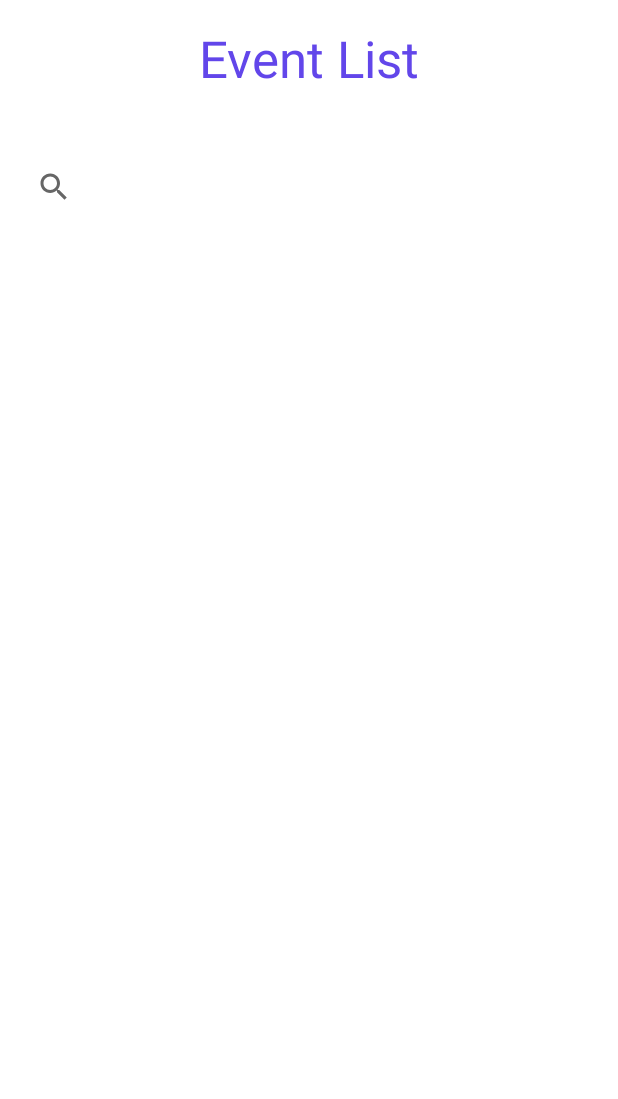
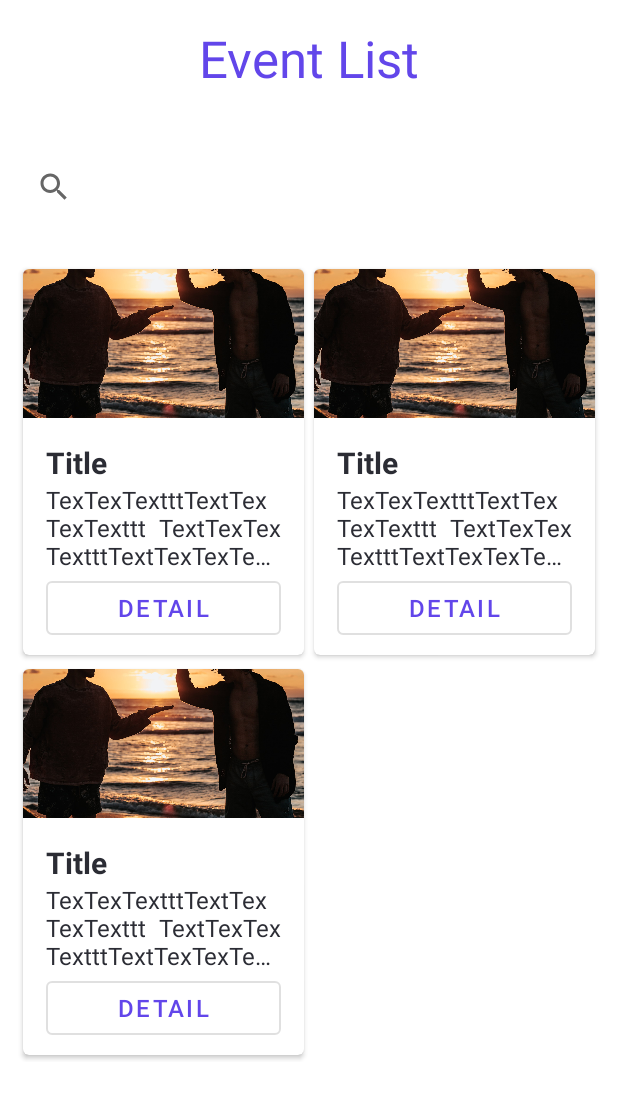
Before and after one commit to cenfo-418-teapot/Palfinder, an Android app: the layout fragment_event_list.xml on its own in the app's theme, with its tools: preview values and no code run, on a phone screen of 412 x 824 dp. Shown: the top 1099 px of the screen. Run offline under Robolectric (Android 15) with nearby library versions, the phone set to English and light mode, and no system bars; Roboto replaces fonts that are not available here.

Commit message:
Lista de eventos
Se crea recycler view para listar eventos

```diff
--- a/app/src/main/java/com/example/palfinder/views/HomeActivity.kt
+++ b/app/src/main/java/com/example/palfinder/views/HomeActivity.kt
@@ -11,6 +11,7 @@ import com.example.palfinder.backend.services.UserData
 import com.example.palfinder.views.auth.LoginActivity
 import com.example.palfinder.views.events.EventActivity
 import kotlinx.android.synthetic.main.activity_home.*
+import kotlinx.android.synthetic.main.fragment_initial_tag_selection.*
 
 class HomeActivity : AppCompatActivity(R.layout.activity_home) {
     override fun onCreate(savedInstanceState: Bundle?) {
@@ -41,7 +42,8 @@ class HomeActivity : AppCompatActivity(R.layout.activity_home) {
                     true
                 }
                 R.id.mnuEvents -> {
-                    startActivity(Intent(ctx, EventActivity::class.java))
+                    fragmentContainerView.findNavController()
+                        .setGraph(R.navigation.events_navigation)
                     true
                 }
                 R.id.mnuProfile -> {
--- a/app/src/main/java/com/example/palfinder/views/events/EventActivity.kt
+++ b/app/src/main/java/com/example/palfinder/views/events/EventActivity.kt
@@ -7,5 +7,6 @@ import com.example.palfinder.R
 class EventActivity : AppCompatActivity(R.layout.activity_event) {
     override fun onCreate(savedInstanceState: Bundle?) {
         super.onCreate(savedInstanceState)
+        supportActionBar?.hide()
     }
 }
--- a/app/src/main/java/com/example/palfinder/views/groups/GroupListFragment.kt
+++ b/app/src/main/java/com/example/palfinder/views/groups/GroupListFragment.kt
@@ -18,6 +18,7 @@ import androidx.recyclerview.widget.ItemTouchHelper
 import com.example.palfinder.R
 import com.example.palfinder.backend.services.GroupAdmin
 import com.example.palfinder.backend.services.GroupService
+import kotlinx.android.synthetic.main.fragment_event_list.*
 import kotlinx.android.synthetic.main.fragment_group_list.*
 import kotlinx.android.synthetic.main.fragment_group_list.view.*
 
--- /dev/null
+++ b/app/src/main/res/layout/event_item.xml
@@ -0,0 +1,66 @@
+<?xml version="1.0" encoding="utf-8"?>
+<com.google.android.material.card.MaterialCardView xmlns:android="http://schemas.android.com/apk/res/android"
+    xmlns:app="http://schemas.android.com/apk/res-auto"
+    style="@style/CardDefault"
+    android:layout_width="match_parent"
+    android:layout_height="wrap_content"
+    android:orientation="horizontal"
+    android:paddingVertical="16dp"
+    app:cardUseCompatPadding="true"
+    app:contentPadding="0dp">
+
+    <LinearLayout
+        android:layout_width="match_parent"
+        android:layout_height="match_parent"
+        android:orientation="vertical">
+
+        <com.google.android.material.imageview.ShapeableImageView
+            android:id="@+id/eventImage"
+            android:layout_width="match_parent"
+            android:layout_height="@dimen/min_user_profile_width"
+            android:contentDescription="@string/group_image"
+            android:scaleType="centerCrop"
+            android:src="@drawable/friends" />
+
+        <LinearLayout
+            android:layout_width="match_parent"
+            android:layout_height="match_parent"
+            android:gravity="end"
+            android:orientation="vertical"
+            android:paddingHorizontal="@dimen/spacing_medium"
+            android:paddingVertical="@dimen/spacing_small">
+
+            <TextView
+                android:id="@+id/eventName"
+                style="@style/Headline5"
+                android:layout_width="match_parent"
+                android:layout_height="wrap_content"
+                android:layout_marginTop="@dimen/spacing_small"
+                android:text="Title" />
+
+            <TextView
+                android:id="@+id/eventDescription"
+                style="@style/Paragraph"
+                android:layout_width="match_parent"
+                android:layout_height="wrap_content"
+                android:ellipsize="end"
+                android:maxLines="3"
+                android:justificationMode="inter_word"
+                android:text="TexTexTextttTextTexTexTexttt TextTexTex TextttTextTexTexTextttTextTexTexTextttTextTexTexTextttTextTexTexTextttT extTexTexTextttTextTexTe xTextttTextTexTexTextttT" />
+
+            <Space
+                android:layout_width="0dp"
+                android:layout_height="0dp"
+                android:layout_weight="1"/>
+
+            <Button
+                android:id="@+id/btnEventDetail"
+                style="@style/ButtonGhost"
+                android:layout_width="match_parent"
+                android:layout_height="wrap_content"
+                android:text="@string/text_event_list_detail" />
+
+        </LinearLayout>
+    </LinearLayout>
+
+</com.google.android.material.card.MaterialCardView>
--- a/app/src/main/res/layout/fragment_event_list.xml
+++ b/app/src/main/res/layout/fragment_event_list.xml
@@ -58,6 +58,16 @@
 
         </SearchView>
 
+    <TextView
+        android:id="@+id/msgNoEvents"
+        android:layout_width="match_parent"
+        android:layout_height="wrap_content"
+        style="@style/Paragraph"
+        android:paddingEnd="20dp"
+        android:paddingTop="20dp"
+        android:paddingBottom="20dp"
+        android:text="@string/group_list_no_groups"
+        android:visibility="gone"/>
         <!-- fragments container -->
         <LinearLayout
             android:layout_width="match_parent"
@@ -69,14 +79,16 @@
                 android:layout_height="wrap_content"
                 tools:ignore="SpeakableTextPresentCheck">
 
-                <LinearLayout
-                    android:id="@+id/list_item_fragment_container"
+                <androidx.recyclerview.widget.RecyclerView
+                    android:id="@+id/event_list"
+                    android:name="com.example.myapplication.ItemListFragment"
                     android:layout_width="match_parent"
                     android:layout_height="wrap_content"
-                    android:gravity="center_horizontal"
-                    android:orientation="vertical"
-                    android:padding="10dp"
-                    android:text=">" />
+                    android:layout_marginTop="@dimen/activity_vertical_margin"
+                    app:layoutManager="androidx.recyclerview.widget.GridLayoutManager"
+                    app:spanCount="2"
+                    tools:context=".views.Events.EventActivity"
+                    tools:listitem="@layout/event_item" />
             </ScrollView>
 
         </LinearLayout>
--- a/app/src/main/res/values/strings.xml
+++ b/app/src/main/res/values/strings.xml
@@ -114,6 +114,11 @@
     <string name="text_event_price">Price</string>
     <string name="text_event_name">Name</string>
 
+    <!-- Event List  -->
+    <string name="text_event_list_detail">Detail</string>
+
+
+
 
     !-- Btn Actions -->
     <string name="btn_create">Create</string>
```
Also changed, not shown: app/src/main/java/com/example/palfinder/backend/services/event/EventAPI.kt (+36 -0 lines), app/src/main/java/com/example/palfinder/backend/services/event/EventManager.kt (+27 -0 lines), app/src/main/java/com/example/palfinder/views/events/EventListFragment.kt (added, +65 -0 lines), app/src/main/java/com/example/palfinder/views/events/EventsAdapter.kt (added, +69 -0 lines), app/src/main/res/navigation/events_navigation.xml (+4 -4 lines).
